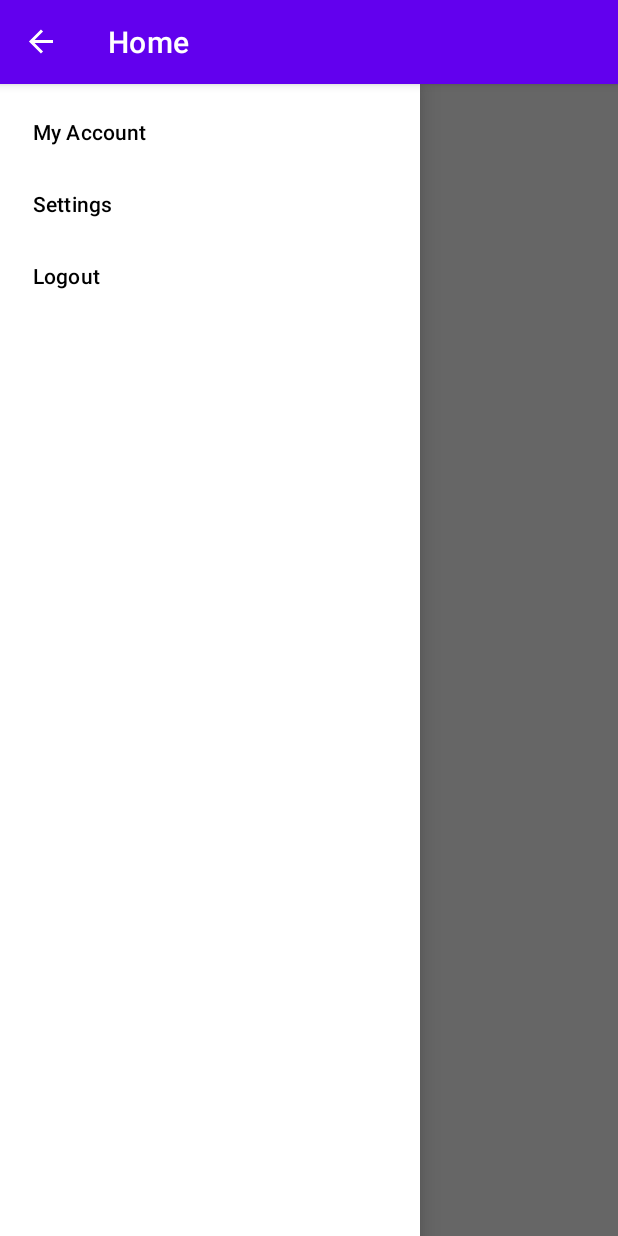
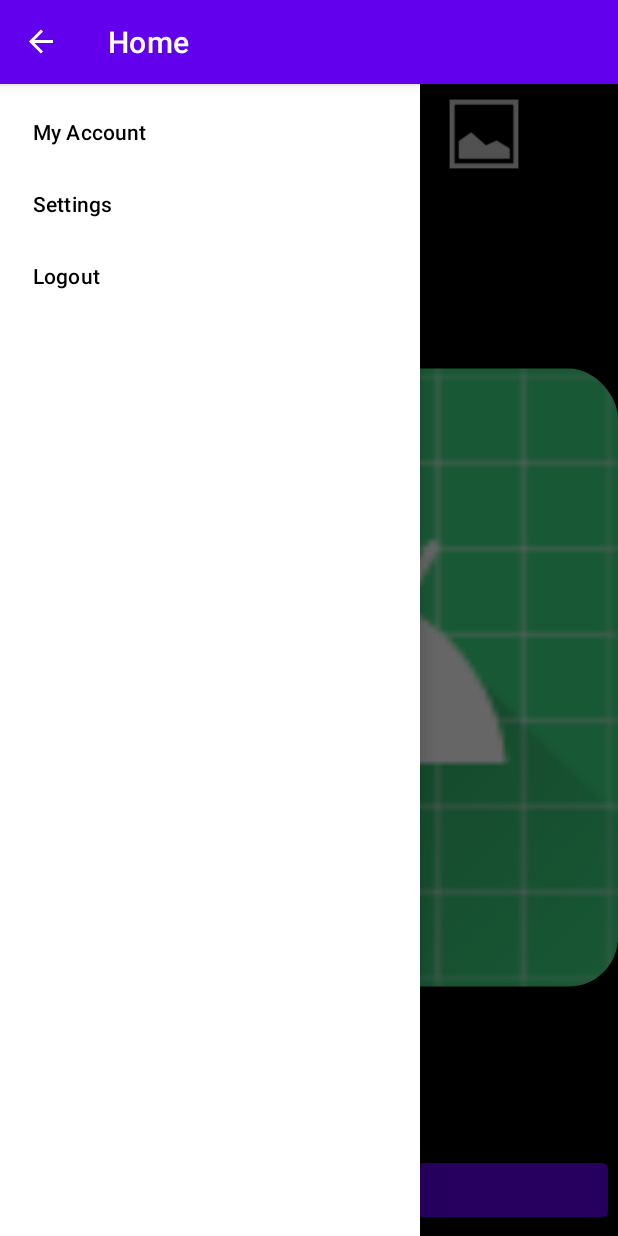
Before and after one commit to Ahmed-hussien90/Equation_Solver, an Android app: the screen it shows after launch (Home), with the side drawer open, on a phone screen of 412 x 824 dp. Run offline under Robolectric (Android 15) with nearby library versions, the phone set to English and light mode, and no system bars; libraries missing offline, so code that uses them is left out: com.googlecode.tesseract; 5 statements that could not run were skipped.

```diff
--- a/app/build.gradle
+++ b/app/build.gradle
@@ -33,10 +33,13 @@ dependencies {
     implementation 'androidx.appcompat:appcompat:1.4.0'
     implementation 'com.google.android.material:material:1.4.0'
     implementation 'androidx.constraintlayout:constraintlayout:2.1.2'
+    implementation 'androidx.camera:camera-camera2:1.0.0-beta03'
     testImplementation 'junit:junit:4.+'
     androidTestImplementation 'androidx.test.ext:junit:1.1.3'
     androidTestImplementation 'androidx.test.espresso:espresso-core:3.4.0'
     implementation 'com.google.android.material:material:1.3.0-alpha03'
+    implementation 'com.google.android.gms:play-services-vision:20.1.3'
+    implementation 'com.rmtheis:tess-two:9.1.0'
 
 
 }
--- a/app/src/main/res/layout/activity_home.xml
+++ b/app/src/main/res/layout/activity_home.xml
@@ -1,15 +1,63 @@
-<?xml version="1.0" encoding="utf-8"?>
+
 <androidx.drawerlayout.widget.DrawerLayout xmlns:android="http://schemas.android.com/apk/res/android"
     xmlns:app="http://schemas.android.com/apk/res-auto"
     xmlns:tools="http://schemas.android.com/tools"
     android:layout_width="match_parent"
     android:layout_height="match_parent"
     android:id="@+id/drawerlayout"
-    tools:context=".Home">
+    tools:context=".Home"
+    tools:ignore="HardcodedText,ContentDescription,PxUsage"
+    >
 
     <RelativeLayout
         android:layout_width="match_parent"
-        android:layout_height="match_parent">
+        android:layout_height="match_parent"
+        android:background="#000">
+
+        <ImageView
+            android:id="@+id/imageView1"
+            android:layout_width="100px"
+            android:layout_height="100px"
+            android:layout_alignParentLeft="true"
+            android:layout_alignParentTop="true"
+            android:layout_marginLeft="69dp"
+            android:clickable="true"
+            android:src="@drawable/ic_action_camera"
+            />
+        <ImageView
+            android:id="@+id/imageView2"
+            android:layout_width="100px"
+            android:layout_height="100px"
+            android:layout_alignParentRight="true"
+            android:layout_alignTop="@+id/imageView1"
+            android:layout_marginRight="56dp"
+            android:clickable="true"
+            android:src="@drawable/ic_action_picture" />
+
+        <ImageView
+            android:id="@+id/editedImage"
+            android:layout_width="wrap_content"
+            android:layout_height="300px"
+            android:layout_above="@+id/button1"
+            android:layout_alignParentLeft="true"
+            android:layout_alignParentRight="true"
+            android:layout_below="@+id/imageView1"
+            android:layout_marginTop="18dp"
+            android:src="@mipmap/ic_launcher" />
+
+        <Button
+            android:id="@+id/button1"
+            android:layout_width="wrap_content"
+            android:layout_height="wrap_content"
+            android:layout_alignParentBottom="true"
+            android:layout_alignParentLeft="true"
+            android:layout_alignParentRight="true"
+            android:layout_marginBottom="28dp"
+            android:layout_marginTop="10px"
+            android:text="OCR"
+            android:textColor="#ffffff"
+            android:layout_margin="10px"/>
+
 
     </RelativeLayout>
 
```
Also changed, not shown: app/src/main/AndroidManifest.xml (+21 -2 lines), app/src/main/java/com/example/equationsolver/Home.java (+293 -7 lines), app/src/main/res/drawable/ic_action_camera.png (added), app/src/main/res/drawable/ic_action_picture.png (added), gradle/wrapper/gradle-wrapper.properties, 2 other files.
